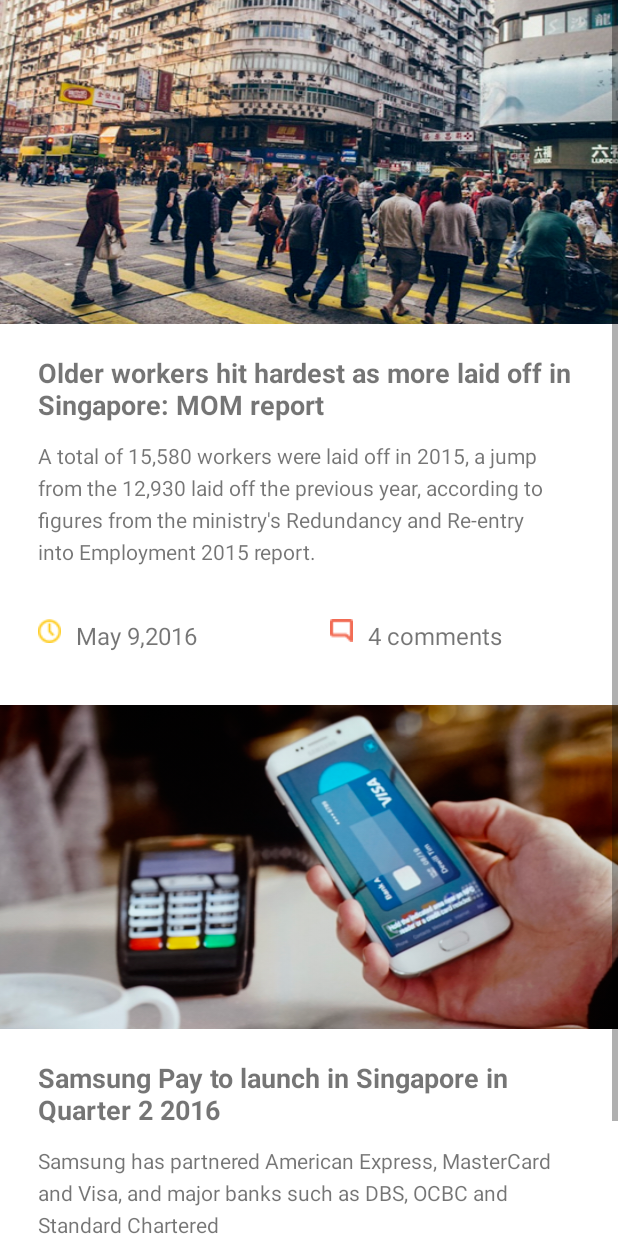
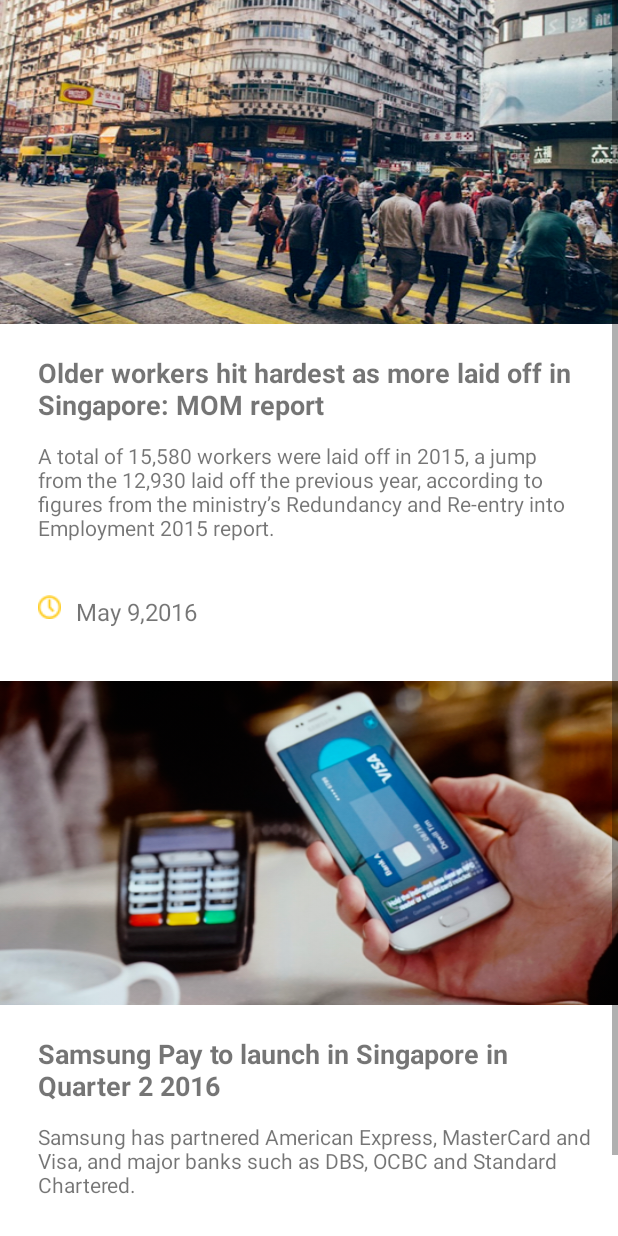
Before and after one commit to akaiyuki/bnmghjkcv, an Android app: the layout fragment_blog.xml on its own in the app's theme, with its tools: preview values and no code run, on a phone screen of 412 x 824 dp. Run offline under Robolectric (Android 15) with nearby library versions, the phone set to English and light mode, and no system bars.

Commit message:
edited blog

```diff
--- a/BenzAndroid/app/src/main/res/layout/fragment_blog.xml
+++ b/BenzAndroid/app/src/main/res/layout/fragment_blog.xml
@@ -29,36 +29,15 @@
         android:layout_marginRight="10dp"
         android:textStyle="bold"/>
 
-        <TextView
-            android:layout_width="match_parent"
-            android:layout_height="wrap_content"
-            android:layout_marginTop="2dp"
-            android:layout_marginLeft="25dp"
-            android:text="A total of 15,580 workers were laid off in 2015, a jump"/>
-
-
-        <TextView
-            android:layout_width="match_parent"
-            android:layout_height="wrap_content"
-            android:layout_marginTop="2dp"
-            android:layout_marginLeft="25dp"
-            android:text="from the 12,930 laid off the previous year, according to"/>
-
-
-        <TextView
-            android:layout_width="match_parent"
-            android:layout_height="wrap_content"
-            android:layout_marginTop="2dp"
-            android:layout_marginLeft="25dp"
-            android:text="figures from the ministry's Redundancy and Re-entry"/>
 
         <TextView
             android:layout_width="match_parent"
             android:layout_height="wrap_content"
             android:layout_marginBottom="10dp"
             android:layout_marginTop="2dp"
+            android:layout_marginRight="11dp"
             android:layout_marginLeft="25dp"
-            android:text="into Employment 2015 report."/>
+            android:text="A total of 15,580 workers were laid off in 2015, a jump from the 12,930 laid off the previous year, according to figures from the ministry’s Redundancy and Re-entry into Employment 2015 report."/>
 
 
         <LinearLayout
@@ -109,17 +88,17 @@
                 android:paddingBottom="5dp"
                 android:paddingTop="5dp">
 
-                <ImageView
-                    android:layout_width="wrap_content"
-                    android:layout_height="wrap_content"
-                    android:src="@drawable/ic_comment"/>
+                <!--<ImageView-->
+                    <!--android:layout_width="wrap_content"-->
+                    <!--android:layout_height="wrap_content"-->
+                    <!--android:src="@drawable/ic_comment"/>-->
 
-                <TextView
-                    android:layout_width="match_parent"
-                    android:layout_height="wrap_content"
-                    android:layout_marginLeft="10dp"
-                    android:text="4 comments"
-                    android:textSize="16sp" />
+                <!--<TextView-->
+                    <!--android:layout_width="match_parent"-->
+                    <!--android:layout_height="wrap_content"-->
+                    <!--android:layout_marginLeft="10dp"-->
+                    <!--android:text="4 comments"-->
+                    <!--android:textSize="16sp" />-->
             </LinearLayout>
 
         </LinearLayout>
@@ -144,26 +123,14 @@
             android:layout_marginRight="10dp"
             android:textStyle="bold"/>
 
-        <TextView
-            android:layout_width="match_parent"
-            android:layout_height="wrap_content"
-            android:layout_marginTop="2dp"
-            android:layout_marginLeft="25dp"
-            android:text="Samsung has partnered American Express, MasterCard"/>
 
         <TextView
             android:layout_width="match_parent"
             android:layout_height="wrap_content"
             android:layout_marginTop="2dp"
+            android:layout_marginRight="11dp"
             android:layout_marginLeft="25dp"
-            android:text="and Visa, and major banks such as DBS, OCBC and"/>
-
-        <TextView
-            android:layout_width="match_parent"
-            android:layout_height="wrap_content"
-            android:layout_marginTop="2dp"
-            android:layout_marginLeft="25dp"
-            android:text="Standard Chartered"/>
+            android:text="Samsung has partnered American Express, MasterCard and Visa, and major banks such as DBS, OCBC and Standard Chartered."/>
 
         <LinearLayout
             android:layout_width="match_parent"
@@ -213,17 +180,17 @@
                 android:paddingBottom="5dp"
                 android:paddingTop="5dp">
 
-                <ImageView
-                    android:layout_width="wrap_content"
-                    android:layout_height="wrap_content"
-                    android:src="@drawable/ic_comment"/>
+                <!--<ImageView-->
+                    <!--android:layout_width="wrap_content"-->
+                    <!--android:layout_height="wrap_content"-->
+                    <!--android:src="@drawable/ic_comment"/>-->
 
-                <TextView
-                    android:layout_width="match_parent"
-                    android:layout_height="wrap_content"
-                    android:layout_marginLeft="10dp"
-                    android:text="4 comments"
-                    android:textSize="16sp" />
+                <!--<TextView-->
+                    <!--android:layout_width="match_parent"-->
+                    <!--android:layout_height="wrap_content"-->
+                    <!--android:layout_marginLeft="10dp"-->
+                    <!--android:text="4 comments"-->
+                    <!--android:textSize="16sp" />-->
             </LinearLayout>
 
         </LinearLayout>
```
